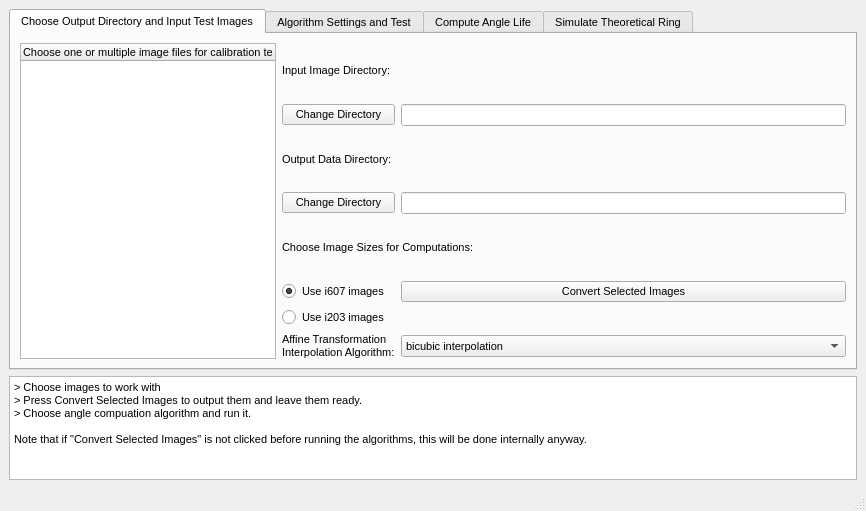
This is GUI/Design.ui in Oiangu9/Conical_Refraction_Polarimeter as Qt 5 draws it before an edit. The edited form follows.
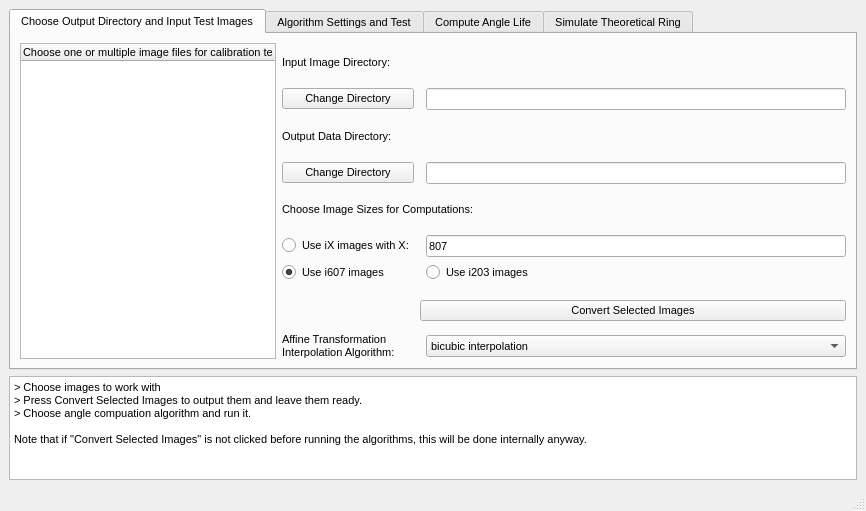
This is the edited form. The open tabs and pages were chosen to show the change.

Commit message: Allowed to use iX images

Patch:
```diff
--- a/GUI/Design.ui
+++ b/GUI/Design.ui
@@ -72,7 +72,7 @@
        </sizepolicy>
       </property>
       <property name="currentIndex">
-       <number>3</number>
+       <number>0</number>
       </property>
       <widget class="QWidget" name="tab">
        <attribute name="title">
@@ -86,7 +86,7 @@
           </property>
          </widget>
         </item>
-        <item row="1" column="3">
+        <item row="1" column="4">
          <widget class="QLineEdit" name="image_directory">
           <property name="readOnly">
            <bool>true</bool>
@@ -107,7 +107,7 @@
           </property>
          </widget>
         </item>
-        <item row="3" column="3">
+        <item row="3" column="4">
          <widget class="QLineEdit" name="output_directory">
           <property name="text">
            <string/>
@@ -117,44 +117,7 @@
           </property>
          </widget>
         </item>
-        <item row="4" column="2" colspan="2">
-         <widget class="QLabel" name="label_4">
-          <property name="text">
-           <string>Choose Image Sizes for Computations:</string>
-          </property>
-         </widget>
-        </item>
-        <item row="5" column="2">
-         <widget class="QRadioButton" name="use_i607">
-          <property name="text">
-           <string>Use i607 images</string>
-          </property>
-          <property name="checked">
-           <bool>true</bool>
-          </property>
-          <attribute name="buttonGroup">
-           <string notr="true">buttonGroup</string>
-          </attribute>
-         </widget>
-        </item>
-        <item row="5" column="3">
-         <widget class="QPushButton" name="convert_selected_images">
-          <property name="text">
-           <string>Convert Selected Images</string>
-          </property>
-         </widget>
-        </item>
-        <item row="6" column="2">
-         <widget class="QRadioButton" name="use_i203">
-          <property name="text">
-           <string>Use i203 images</string>
-          </property>
-          <attribute name="buttonGroup">
-           <string notr="true">buttonGroup</string>
-          </attribute>
-         </widget>
-        </item>
-        <item row="7" column="3">
+        <item row="8" column="4">
          <widget class="QComboBox" name="interpolation_alg_centering">
           <item>
            <property name="text">
@@ -193,7 +156,7 @@
           </item>
          </widget>
         </item>
-        <item row="7" column="2">
+        <item row="8" column="2">
          <widget class="QLabel" name="label_19">
           <property name="text">
            <string>Affine Transformation
@@ -201,7 +164,7 @@
           </property>
          </widget>
         </item>
-        <item row="0" column="0" rowspan="8" colspan="2">
+        <item row="0" column="0" rowspan="9" colspan="2">
          <widget class="QTreeWidget" name="picture_dir_tree">
           <property name="selectionMode">
            <enum>QAbstractItemView::MultiSelection</enum>
@@ -219,13 +182,67 @@
           </column>
          </widget>
         </item>
-        <item row="0" column="2" colspan="2">
+        <item row="0" column="2" colspan="3">
          <widget class="QLabel" name="label_2">
           <property name="text">
            <string>Input Image Directory:</string>
           </property>
          </widget>
         </item>
+        <item row="6" column="4">
+         <widget class="QRadioButton" name="use_i203">
+          <property name="text">
+           <string>Use i203 images</string>
+          </property>
+          <attribute name="buttonGroup">
+           <string notr="true">buttonGroup</string>
+          </attribute>
+         </widget>
+        </item>
+        <item row="5" column="4">
+         <widget class="QLineEdit" name="iX">
+          <property name="text">
+           <string>807</string>
+          </property>
+         </widget>
+        </item>
+        <item row="6" column="2">
+         <widget class="QRadioButton" name="use_i607">
+          <property name="text">
+           <string>Use i607 images</string>
+          </property>
+          <property name="checked">
+           <bool>true</bool>
+          </property>
+          <attribute name="buttonGroup">
+           <string notr="true">buttonGroup</string>
+          </attribute>
+         </widget>
+        </item>
+        <item row="4" column="2" colspan="3">
+         <widget class="QLabel" name="label_4">
+          <property name="text">
+           <string>Choose Image Sizes for Computations:</string>
+          </property>
+         </widget>
+        </item>
+        <item row="5" column="2">
+         <widget class="QRadioButton" name="use_iX">
+          <property name="text">
+           <string>Use iX images with X:</string>
+          </property>
+          <attribute name="buttonGroup">
+           <string notr="true">buttonGroup</string>
+          </attribute>
+         </widget>
+        </item>
+        <item row="6" column="3" rowspan="3" colspan="2">
+         <widget class="QPushButton" name="convert_selected_images">
+          <property name="text">
+           <string>Convert Selected Images</string>
+          </property>
+         </widget>
+        </item>
        </layout>
       </widget>
       <widget class="QWidget" name="tab_2">
@@ -317,7 +334,7 @@
            </size>
           </property>
           <property name="currentIndex">
-           <number>1</number>
+           <number>4</number>
           </property>
           <widget class="QWidget" name="tab_3">
            <attribute name="title">
```
Left out of the diff: 20 changed lines with no effect on the pictures. The commit also changes 20 other files.
